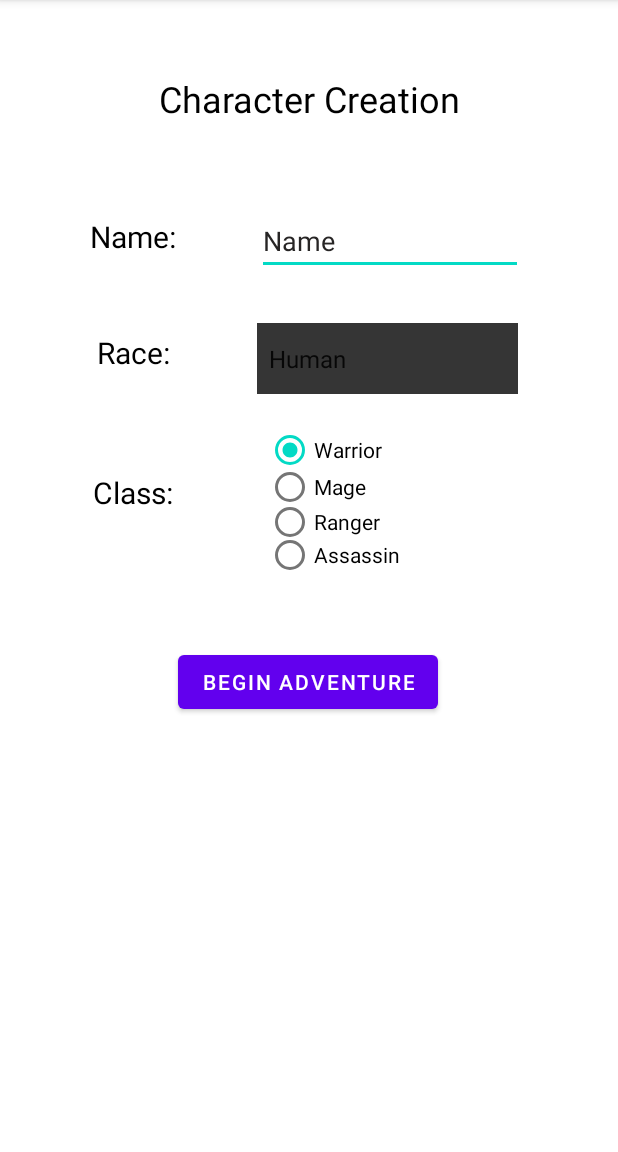
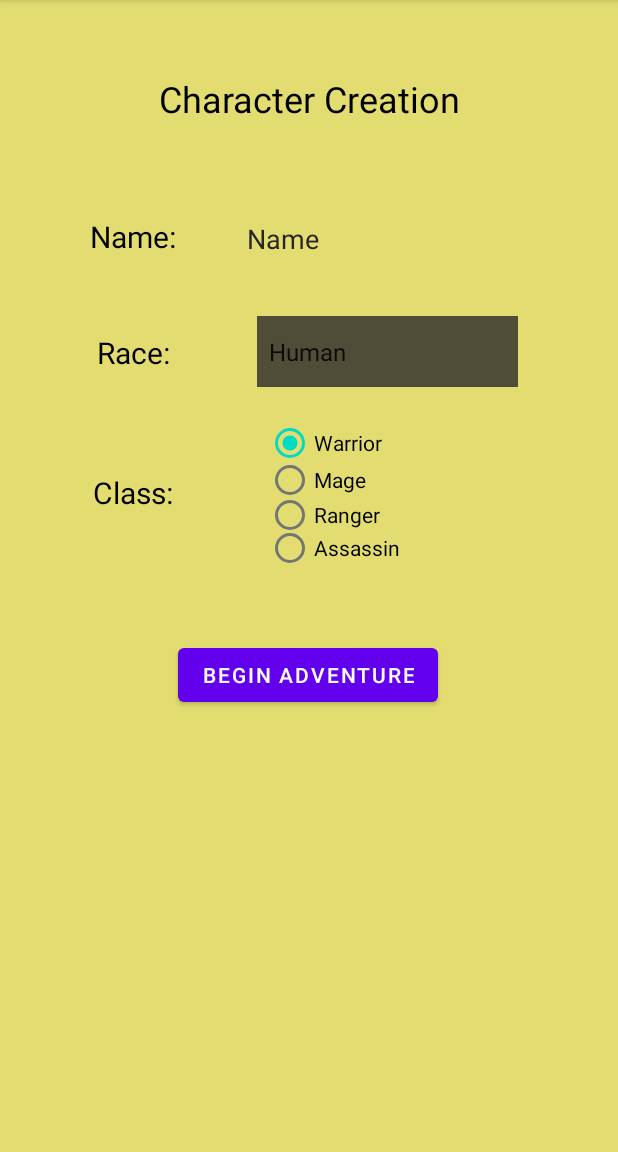
Before and after one commit to jrivera63/FinalProject, an Android app: the CharacterCreation screen opened directly, with no data from a screen before it, on a phone screen of 412 x 824 dp, the part 84-1236 px from its top. Run offline under Robolectric (Android 15) with nearby library versions, the phone set to English and light mode, and no system bars.

Commit message:
finished interface

```diff
--- a/app/src/main/res/layout/activity_character_creation.xml
+++ b/app/src/main/res/layout/activity_character_creation.xml
@@ -4,7 +4,7 @@
     xmlns:tools="http://schemas.android.com/tools"
     android:layout_width="match_parent"
     android:layout_height="match_parent"
-    android:background="@android:color/white"
+    android:background="#E3DD71"
     tools:context=".CharacterCreation">
 
     <TextView
@@ -64,9 +64,11 @@
 
     <EditText
         android:id="@+id/idCharName"
-        android:layout_width="177dp"
-        android:layout_height="44dp"
+        android:layout_width="203dp"
+        android:layout_height="39dp"
         android:layout_marginTop="44dp"
+        android:background="#00FFFFFF"
+        android:backgroundTint="#00FFFFFF"
         android:ems="10"
         android:hint="Name"
         android:inputType="textPersonName"
@@ -83,9 +85,10 @@
         android:layout_width="174dp"
         android:layout_height="47dp"
         android:layout_marginTop="32dp"
-        android:background="#050505"
-        android:backgroundTint="#CD040404"
+        android:background="#000000"
+        android:backgroundTint="#CD2C2B2B"
         android:entries="@array/raceGroup"
+        android:foregroundTint="#000000"
         app:layout_constraintEnd_toEndOf="parent"
         app:layout_constraintHorizontal_bias="0.26"
         app:layout_constraintStart_toEndOf="@+id/textView7"
--- a/app/src/main/res/layout/activity_final_screen.xml
+++ b/app/src/main/res/layout/activity_final_screen.xml
@@ -4,7 +4,7 @@
     xmlns:tools="http://schemas.android.com/tools"
     android:layout_width="match_parent"
     android:layout_height="match_parent"
-    android:background="#FFFFFF"
+    android:background="#E3DD71"
     android:fillViewport="true">
 
 
--- a/app/src/main/res/layout/activity_main.xml
+++ b/app/src/main/res/layout/activity_main.xml
@@ -4,7 +4,7 @@
     xmlns:tools="http://schemas.android.com/tools"
     android:layout_width="match_parent"
     android:layout_height="match_parent"
-    android:background="@android:color/white"
+    android:background="#E3DD71"
     tools:context=".MainActivity">
 
     <TextView
```
Also changed, not shown: app/src/main/java/com/example/finalproject/finalScreen.kt (+10 -5 lines).
